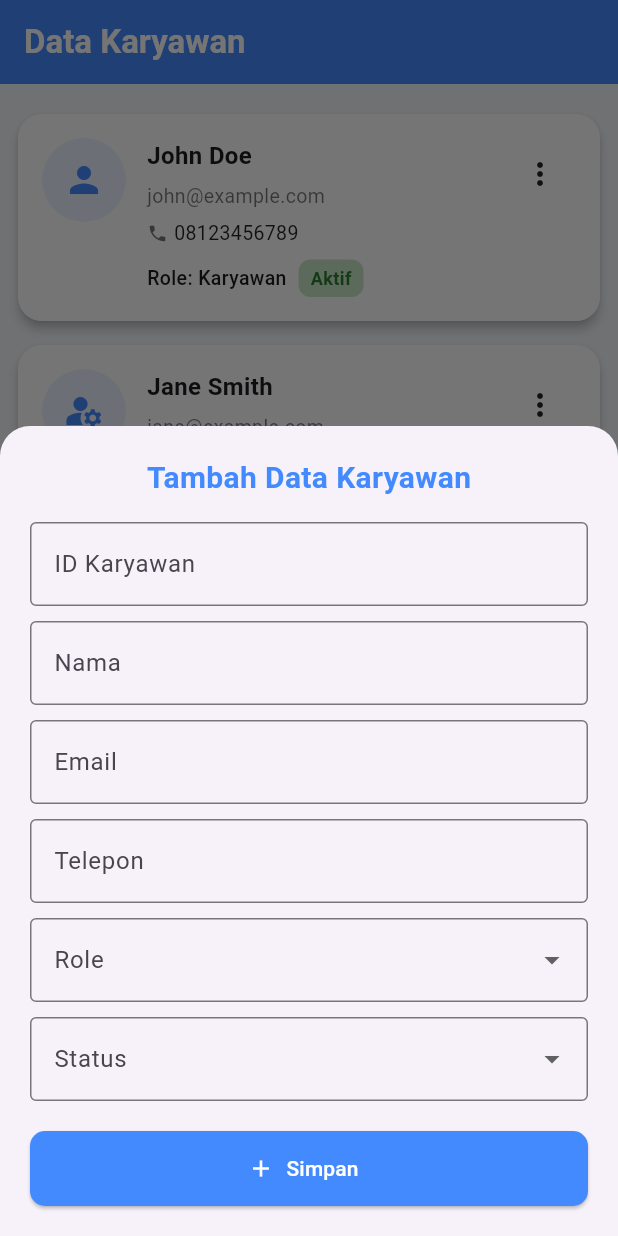
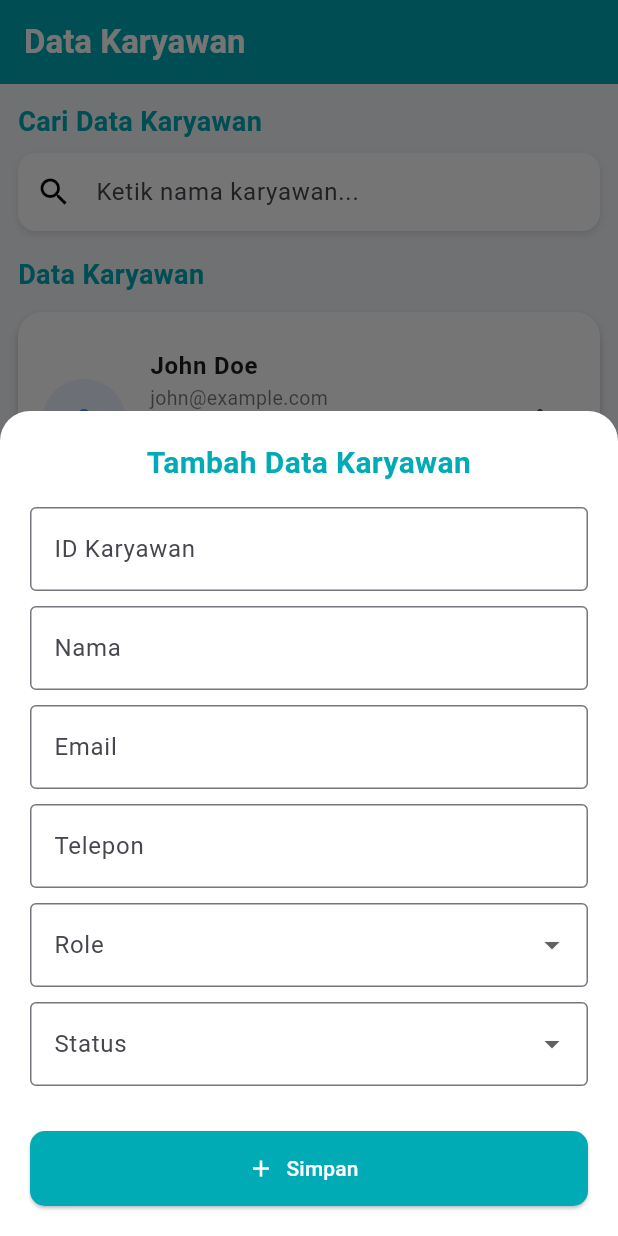
Before and after one commit to Akfarizi/sekp, a Flutter app: the DataKaryawanPage screen opened directly, after a tap on "Tambah", on a phone screen of 412 x 824 dp. Run offline on Flutter 3.47's test engine with Material 3 defaults, Android fonts, the light colour scheme and no system bars.

Commit message:
update data_karyawan

```diff
--- a/lib/data_karyawan.dart
+++ b/lib/data_karyawan.dart
@@ -1,34 +1,30 @@
 import 'package:flutter/material.dart';
 
-void main() {
-  runApp(const MyApp());
-}
+void main() => runApp(const MyApp());
 
 class MyApp extends StatelessWidget {
   const MyApp({super.key});
 
   @override
-  Widget build(BuildContext context) {
-    return MaterialApp(
+  Widget build(BuildContext context) => MaterialApp(
     title: 'Sistem Etos Kerja - Data Karyawan',
     debugShowCheckedModeBanner: false,
     theme: ThemeData(
-        colorScheme: ColorScheme.fromSeed(seedColor: Colors.blueAccent),
+      colorScheme: ColorScheme.fromSeed(seedColor: const Color(0xFF00ABB6)),
       useMaterial3: true,
     ),
     home: const DataKaryawanPage(),
   );
 }
-}
 
 class DataKaryawanPage extends StatefulWidget {
   const DataKaryawanPage({super.key});
-
   @override
   State<DataKaryawanPage> createState() => _DataKaryawanPageState();
 }
 
 class _DataKaryawanPageState extends State<DataKaryawanPage> {
+  final TextEditingController searchController = TextEditingController();
   List<Map<String, String>> dataKaryawan = [
     {
       "id": "001",
@@ -47,16 +43,38 @@ class _DataKaryawanPageState extends State<DataKaryawanPage> {
       "status": "Nonaktif",
     },
   ];
+  List<Map<String, String>> filteredKaryawan = [];
 
-  void tambahKaryawan(Map<String, String> data) {
-    setState(() => dataKaryawan.add(data));
+  @override
+  void initState() {
+    super.initState();
+    filteredKaryawan = List.from(dataKaryawan);
+    searchController.addListener(() {
+      final query = searchController.text.toLowerCase();
+      setState(() {
+        filteredKaryawan = dataKaryawan
+            .where((k) => k["nama"]!.toLowerCase().contains(query))
+            .toList();
+      });
+    });
   }
 
-  void editKaryawan(int index, Map<String, String> dataBaru) {
-    setState(() => dataKaryawan[index] = dataBaru);
+  void _saveKaryawan({
+    Map<String, String>? awal,
+    int? index,
+    required Map<String, String> data,
+  }) {
+    setState(() {
+      if (awal != null && index != null) {
+        dataKaryawan[index] = data;
+      } else {
+        dataKaryawan.add(data);
+      }
+      filteredKaryawan = List.from(dataKaryawan);
+    });
   }
 
-  void hapusKaryawan(int index) {
+  void _hapusKaryawan(int index) {
     showDialog(
       context: context,
       builder: (_) => AlertDialog(
@@ -71,6 +89,7 @@ class _DataKaryawanPageState extends State<DataKaryawanPage> {
             style: ElevatedButton.styleFrom(backgroundColor: Colors.red),
             onPressed: () {
               setState(() => dataKaryawan.removeAt(index));
+              filteredKaryawan = List.from(dataKaryawan);
               Navigator.pop(context);
             },
             child: const Text("Hapus"),
@@ -80,117 +99,95 @@ class _DataKaryawanPageState extends State<DataKaryawanPage> {
     );
   }
 
-  void showForm({Map<String, String>? dataAwal, int? editIndex}) {
+  Widget _searchBox() => Container(
+        decoration: BoxDecoration(
+          color: Colors.white,
+          borderRadius: BorderRadius.circular(12),
+          boxShadow: [
+            BoxShadow(
+              color: Colors.black12,
+              blurRadius: 4,
+              offset: const Offset(0, 2),
+            ),
+          ],
+        ),
+        child: const TextField(
+          decoration: InputDecoration(
+            hintText: "Ketik nama karyawan...",
+            prefixIcon: Icon(Icons.search, color: Colors.black),
+            border: InputBorder.none,
+            contentPadding: EdgeInsets.symmetric(vertical: 14, horizontal: 16),
+          ),
+        ),
+      );
+
+  void _showForm({Map<String, String>? dataAwal, int? editIndex}) {
     final isEdit = dataAwal != null;
     final formKey = GlobalKey<FormState>();
-    final idController = TextEditingController(text: dataAwal?['id'] ?? '');
-    final namaController = TextEditingController(text: dataAwal?['nama'] ?? '');
-    final emailController = TextEditingController(text: dataAwal?['email'] ?? '');
-    final teleponController = TextEditingController(text: dataAwal?['telepon'] ?? '');
-    String? role = dataAwal?['role'];
-    String? status = dataAwal?['status'];
+    final controller = {
+      "id": TextEditingController(text: dataAwal?['id'] ?? ''),
+      "nama": TextEditingController(text: dataAwal?['nama'] ?? ''),
+      "email": TextEditingController(text: dataAwal?['email'] ?? ''),
+      "telepon": TextEditingController(text: dataAwal?['telepon'] ?? ''),
+    };
+    String? role = dataAwal?['role'], status = dataAwal?['status'];
 
     showModalBottomSheet(
       isScrollControlled: true,
+      backgroundColor: Colors.white,
       shape: const RoundedRectangleBorder(
         borderRadius: BorderRadius.vertical(top: Radius.circular(20)),
       ),
       context: context,
-      builder: (context) => Padding(
-        padding: EdgeInsets.only(
-          bottom: MediaQuery.of(context).viewInsets.bottom,
-          left: 20,
-          right: 20,
-          top: 20,
+      builder: (_) => Padding(
+        padding: EdgeInsets.fromLTRB(
+          20,
+          20,
+          20,
+          MediaQuery.of(context).viewInsets.bottom,
         ),
-        child: SingleChildScrollView(
         child: Form(
           key: formKey,
-            child: Column(
-              mainAxisSize: MainAxisSize.min,
+          child: ListView(
+            shrinkWrap: true,
             children: [
               Text(
                 isEdit ? "Edit Data Karyawan" : "Tambah Data Karyawan",
+                textAlign: TextAlign.center,
                 style: const TextStyle(
                   fontSize: 20,
                   fontWeight: FontWeight.bold,
-                    color: Colors.blueAccent,
+                  color: const Color(0xFF00ABB6),
                 ),
               ),
               const SizedBox(height: 15),
-                TextFormField(
-                  controller: idController,
-                  decoration: const InputDecoration(
-                    labelText: "ID Karyawan",
-                    border: OutlineInputBorder(),
+              _buildField(controller["id"]!, "ID Karyawan", readOnly: isEdit),
+              _buildField(controller["nama"]!, "Nama"),
+              _buildField(
+                controller["email"]!,
+                "Email",
+                type: TextInputType.emailAddress,
               ),
-                  readOnly: isEdit,
-                  validator: (v) => v!.isEmpty ? "Wajib diisi" : null,
+              _buildField(
+                controller["telepon"]!,
+                "Telepon",
+                type: TextInputType.phone,
               ),
-                const SizedBox(height: 10),
-                TextFormField(
-                  controller: namaController,
-                  decoration: const InputDecoration(
-                    labelText: "Nama",
-                    border: OutlineInputBorder(),
-                  ),
-                  validator: (v) => v!.isEmpty ? "Wajib diisi" : null,
-                ),
-                const SizedBox(height: 10),
-                TextFormField(
-                  controller: emailController,
-                  keyboardType: TextInputType.emailAddress,
-                  decoration: const InputDecoration(
-                    labelText: "Email",
-                    border: OutlineInputBorder(),
-                  ),
-                  validator: (v) => v!.isEmpty ? "Wajib diisi" : null,
-                ),
-                const SizedBox(height: 10),
-                TextFormField(
-                  controller: teleponController,
-                  keyboardType: TextInputType.phone,
-                  decoration: const InputDecoration(
-                    labelText: "Telepon",
-                    border: OutlineInputBorder(),
-                  ),
-                  validator: (v) => v!.isEmpty ? "Wajib diisi" : null,
-                ),
-                const SizedBox(height: 10),
-                DropdownButtonFormField<String>(
-                  value: role,
-                  decoration: const InputDecoration(
-                    labelText: "Role",
-                    border: OutlineInputBorder(),
-                  ),
-                  items: const [
-                    DropdownMenuItem(value: "Manager", child: Text("Manager")),
-                    DropdownMenuItem(value: "Karyawan", child: Text("Karyawan")),
-                  ],
-                  onChanged: (val) => role = val,
-                  validator: (v) => v == null ? "Pilih Role" : null,
-                ),
-                const SizedBox(height: 10),
-                DropdownButtonFormField<String>(
-                  value: status,
-                  decoration: const InputDecoration(
-                    labelText: "Status",
-                    border: OutlineInputBorder(),
-                  ),
-                  items: const [
-                    DropdownMenuItem(value: "Aktif", child: Text("Aktif")),
-                    DropdownMenuItem(value: "Nonaktif", child: Text("Nonaktif")),
-                  ],
-                  onChanged: (val) => status = val,
-                  validator: (v) => v == null ? "Pilih Status" : null,
-                ),
+              _buildDropdown("Role", role, [
+                "Manager",
+                "Karyawan",
+              ], (v) => role = v),
+              _buildDropdown("Status", status, [
+                "Aktif",
+                "Nonaktif",
+              ], (v) => status = v),
               const SizedBox(height: 20),
               ElevatedButton.icon(
                 icon: Icon(isEdit ? Icons.save : Icons.add),
                 label: Text(isEdit ? "Update" : "Simpan"),
                 style: ElevatedButton.styleFrom(
                   minimumSize: const Size(double.infinity, 50),
-                    backgroundColor: Colors.blueAccent,
+                  backgroundColor: const Color(0xFF00ABB6),
                   foregroundColor: Colors.white,
                   shape: RoundedRectangleBorder(
                     borderRadius: BorderRadius.circular(10),
@@ -198,20 +195,19 @@ class _DataKaryawanPageState extends State<DataKaryawanPage> {
                 ),
                 onPressed: () {
                   if (formKey.currentState!.validate()) {
-                      final newData = {
-                        "id": idController.text,
-                        "nama": namaController.text,
-                        "email": emailController.text,
-                        "telepon": teleponController.text,
+                    _saveKaryawan(
+                      awal: dataAwal,
+                      index: editIndex,
+                      data: {
+                        "id": controller["id"]!.text,
+                        "nama": controller["nama"]!.text,
+                        "email": controller["email"]!.text,
+                        "telepon": controller["telepon"]!.text,
                         "role": role!,
                         "status": status!,
-                      };
+                      },
+                    );
                     Navigator.pop(context);
-                      if (isEdit && editIndex != null) {
-                        editKaryawan(editIndex, newData);
-                      } else {
-                        tambahKaryawan(newData);
-                      }
                   }
                 },
               ),
@@ -220,148 +216,185 @@ class _DataKaryawanPageState extends State<DataKaryawanPage> {
           ),
         ),
       ),
-      ),
     );
   }
 
-  Widget statusBadge(String status) {
-    final bool aktif = status == "Aktif";
-    return Container(
+  Widget _buildField(
+    TextEditingController c,
+    String label, {
+    bool readOnly = false,
+    TextInputType? type,
+  }) => Padding(
+    padding: const EdgeInsets.only(bottom: 10),
+    child: TextFormField(
+      controller: c,
+      readOnly: readOnly,
+      keyboardType: type,
+      decoration: InputDecoration(
+        labelText: label,
+        border: const OutlineInputBorder(),
+      ),
+      validator: (v) => v!.isEmpty ? "Wajib diisi" : null,
+    ),
+  );
+
+  Widget _buildDropdown(
+    String label,
+    String? value,
+    List<String> items,
+    Function(String?) onChanged,
+  ) => Padding(
+    padding: const EdgeInsets.only(bottom: 10),
+    child: DropdownButtonFormField(
+      value: value,
+      decoration: InputDecoration(
+        labelText: label,
+        border: const OutlineInputBorder(),
+      ),
+      items: items
+          .map((e) => DropdownMenuItem(value: e, child: Text(e)))
+          .toList(),
+      onChanged: onChanged,
+      validator: (v) => v == null ? "Pilih $label" : null,
+    ),
+  );
+
+  Widget _statusBadge(String status) => Container(
     padding: const EdgeInsets.symmetric(horizontal: 8, vertical: 4),
     decoration: BoxDecoration(
-        color: aktif ? Colors.green[100] : Colors.red[100],
+      color: status == "Aktif" ? Colors.green[100] : Colors.red[100],
       borderRadius: BorderRadius.circular(8),
     ),
     child: Text(
       status,
       style: TextStyle(
-          color: aktif ? Colors.green[800] : Colors.red[800],
+        color: status == "Aktif" ? Colors.green[800] : Colors.red[800],
         fontWeight: FontWeight.w600,
         fontSize: 12,
       ),
     ),
   );
-  }
 
   @override
-  Widget build(BuildContext context) {
-    return Scaffold(
+  Widget build(BuildContext context) => Scaffold(
     backgroundColor: const Color(0xfff5f7fa),
     appBar: AppBar(
       title: const Text(
         "Data Karyawan",
         style: TextStyle(fontWeight: FontWeight.w600),
       ),
-        backgroundColor: Colors.blueAccent,
+      backgroundColor: const Color(0xFF00ABB6),
       foregroundColor: Colors.white,
     ),
     floatingActionButton: FloatingActionButton.extended(
-        onPressed: () => showForm(),
+      onPressed: _showForm,
       icon: const Icon(Icons.add),
       label: const Text("Tambah"),
-        backgroundColor: Colors.blueAccent,
+      backgroundColor: const Color(0xFF00ABB6),
       foregroundColor: Colors.white,
     ),
     body: Padding(
-        padding: const EdgeInsets.all(12.0),
-        child: dataKaryawan.isEmpty
-            ? const Center(child: Text("Belum ada data karyawan"))
+      padding: const EdgeInsets.all(12),
+      child: Column(
+        crossAxisAlignment: CrossAxisAlignment.start,
+        children: [
+          const Text(
+            "Cari Data Karyawan",
+            style: TextStyle(
+              fontSize: 18,
+              fontWeight: FontWeight.bold,
+              color: const Color(0xFF00ABB6),
+            ),
+          ),
+          const SizedBox(height: 8),
+          _searchBox(),
+          const SizedBox(height: 16),
+          const Text(
+            "Data Karyawan",
+            style: TextStyle(
+              fontSize: 18,
+              fontWeight: FontWeight.bold,
+              color: const Color(0xFF00ABB6),
+            ),
+          ),
+          const SizedBox(height: 4),
+          Expanded(
+            child: filteredKaryawan.isEmpty
+                ? const Center(child: Text("Tidak ada hasil ditemukan"))
                 : ListView.builder(
-                itemCount: dataKaryawan.length,
-                itemBuilder: (context, index) {
-                  final k = dataKaryawan[index];
+                    itemCount: filteredKaryawan.length,
+                    itemBuilder: (_, i) {
+                      final k = filteredKaryawan[i];
                       return Card(
+                        color: Colors.white,
                         elevation: 3,
                         margin: const EdgeInsets.symmetric(vertical: 8),
                         shape: RoundedRectangleBorder(
                           borderRadius: BorderRadius.circular(16),
                         ),
-                    child: Container(
-                      padding: const EdgeInsets.all(16),
-                      decoration: BoxDecoration(
-                        color: Colors.white,
-                        borderRadius: BorderRadius.circular(16),
-                      ),
-                      child: Row(
-                        crossAxisAlignment: CrossAxisAlignment.start,
-                        children: [
-                          CircleAvatar(
+                        child: ListTile(
+                          contentPadding: const EdgeInsets.all(16),
+                          leading: CircleAvatar(
                             radius: 28,
-                            backgroundColor:
-                                Colors.blueAccent.withOpacity(0.1),
+                            backgroundColor: Colors.blueAccent.withOpacity(0.1),
                             child: Icon(
                               k["role"] == "Manager"
                                   ? Icons.manage_accounts
                                   : Icons.person,
                               color: Colors.blueAccent,
-                              size: 28,
                             ),
                           ),
-                          const SizedBox(width: 14),
-                          Expanded(
-                            child: Column(
+                          title: Text(
+                            k["nama"]!,
+                            style: const TextStyle(fontWeight: FontWeight.bold),
+                          ),
+                          subtitle: Column(
                             crossAxisAlignment: CrossAxisAlignment.start,
                             children: [
                               Text(
-                                  k["nama"] ?? "",
-                                  style: const TextStyle(
-                                    fontWeight: FontWeight.bold,
-                                    fontSize: 16,
-                                  ),
-                                ),
-                                const SizedBox(height: 6),
-                                Text(
-                                  k["email"] ?? "",
+                                k["email"]!,
                                 style: const TextStyle(
                                   fontSize: 13,
                                   color: Colors.black54,
                                 ),
                               ),
-                                const SizedBox(height: 6),
+                              const SizedBox(height: 4),
                               Row(
                                 children: [
-                                    const Icon(Icons.phone,
-                                        size: 14, color: Colors.black54),
+                                  const Icon(
+                                    Icons.phone,
+                                    size: 14,
+                                    color: Colors.black54,
+                                  ),
                                   const SizedBox(width: 4),
                                   Text(
-                                      k["telepon"] ?? "",
-                                      style: const TextStyle(
-                                          fontSize: 13,
-                                          color: Colors.black87),
+                                    k["telepon"]!,
+                                    style: const TextStyle(fontSize: 13),
                                   ),
                                 ],
                               ),
-                                const SizedBox(height: 8),
+                              const SizedBox(height: 6),
                               Row(
                                 children: [
                                   Text(
                                     "Role: ${k['role']}",
-                                      style: const TextStyle(
-                                        fontWeight: FontWeight.w500,
-                                        fontSize: 13,
-                                      ),
+                                    style: const TextStyle(fontSize: 13),
                                   ),
                                   const SizedBox(width: 8),
-                                    statusBadge(k['status'] ?? ""),
+                                  _statusBadge(k["status"]!),
                                 ],
                               ),
                             ],
                           ),
-                          ),
-                          PopupMenuButton<String>(
-                            onSelected: (value) {
-                              if (value == "edit") {
-                                showForm(dataAwal: k, editIndex: index);
-                              } else if (value == "hapus") {
-                                hapusKaryawan(index);
-                              }
-                            },
+                          trailing: PopupMenuButton<String>(
+                            onSelected: (v) => v == "edit"
+                                ? _showForm(dataAwal: k, editIndex: i)
+                                : _hapusKaryawan(i),
                             itemBuilder: (_) => const [
+                              PopupMenuItem(value: "edit", child: Text("Edit")),
                               PopupMenuItem(
-                                  value: "edit", child: Text("Edit")),
-                              PopupMenuItem(
-                                  value: "hapus", child: Text("Hapus")),
-                            ],
+                                value: "hapus",
+                                child: Text("Hapus"),
                               ),
                             ],
                           ),
@@ -370,6 +403,8 @@ class _DataKaryawanPageState extends State<DataKaryawanPage> {
                     },
                   ),
           ),
+        ],
+      ),
+    ),
   );
 }
-}
```
Lines whose indentation alone changed are shown as unchanged.
